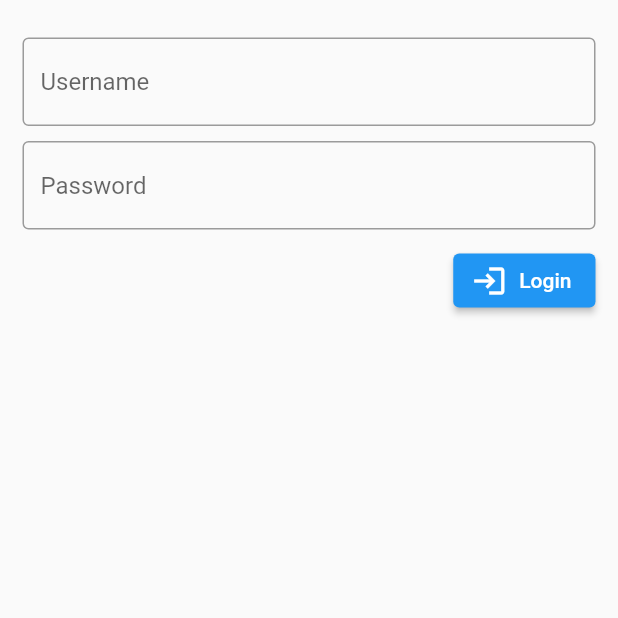
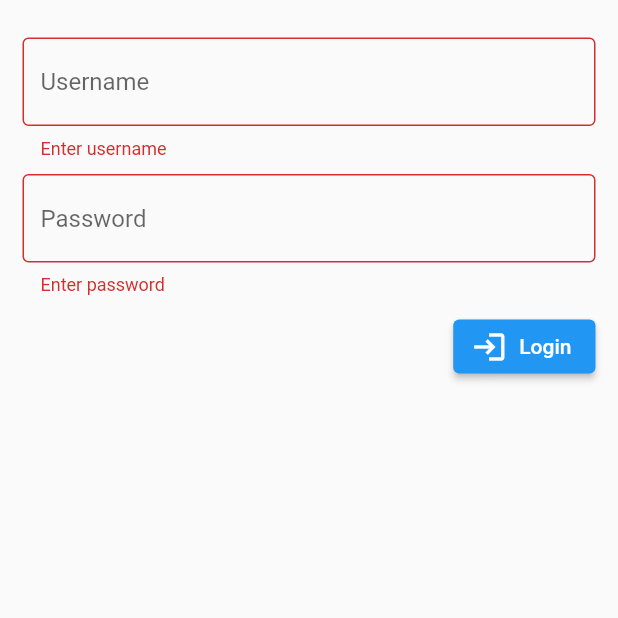
Before and after one commit to sudeepsudhevan/flutter-splashscreen-and-login, a Flutter app: the screen it shows after launch, after a tap on "Login", on a phone screen of 412 x 824 dp, the top half of it. Run offline on Flutter 3.47's test engine with Material 2 defaults, Android fonts, the phone set to English and light mode, and no system bars; our stand-ins replace shared_preferences.

Commit message:
shred preference and user login

```diff
--- a/lib/main.dart
+++ b/lib/main.dart
@@ -1,12 +1,14 @@
 import 'package:flutter/material.dart';
 import 'package:splash/screens/splash.dart';
 
+const SAVE_KEY_NAME = 'UserLoggedIn';
+
 void main() {
-  runApp(Myapp());
+  runApp(MyApp());
 }
 
-class Myapp extends StatelessWidget {
-  const Myapp({super.key});
+class MyApp extends StatelessWidget {
+  const MyApp({super.key});
 
   @override
   Widget build(BuildContext context) {
--- a/lib/screens/login.dart
+++ b/lib/screens/login.dart
@@ -1,4 +1,8 @@
 import 'package:flutter/material.dart';
+import 'package:shared_preferences/shared_preferences.dart';
+import 'package:splash/main.dart';
+
+import 'package:splash/screens/home.dart';
 
 class LoginScreen extends StatefulWidget {
   LoginScreen({super.key});
@@ -32,13 +36,15 @@ class _LoginScreenState extends State<LoginScreen> {
                       border: OutlineInputBorder(),
                       hintText: 'Username',
                     ),
-                    validator: (_) {
-                      if (_isDataMatched) {
-                        return null;
-                      } else {
-                        return 'Error';
-                      }
-                    },
+                    // validator: (_) {
+                    //   if (_isDataMatched) {
+                    //     return null;
+                    //   } else {
+                    //     return 'Error';
+                    //   }
+                    // },
+                    validator: (value) =>
+                        value!.isEmpty ? 'Enter username' : null,
                   ),
                 ),
                 TextFormField(
@@ -48,13 +54,15 @@ class _LoginScreenState extends State<LoginScreen> {
                     border: OutlineInputBorder(),
                     hintText: 'Password',
                   ),
-                  validator: (_) {
-                    if (_isDataMatched) {
-                      return null;
-                    } else {
-                      return 'Error';
-                    }
-                  },
+                  // validator: (_) {
+                  //   if (_isDataMatched) {
+                  //     return null;
+                  //   } else {
+                  //     return 'Error';
+                  //   }
+                  // },
+                  validator: (value) =>
+                      value!.isEmpty ? 'Enter password' : null,
                 ),
                 const SizedBox(
                   height: 10,
@@ -71,8 +79,11 @@ class _LoginScreenState extends State<LoginScreen> {
                     ),
                     ElevatedButton.icon(
                       onPressed: () {
-                        _formKey.currentState!.validate();
-                        checkLogin(context);
+                        if (_formKey.currentState!.validate()) {
+                          checkLogin(context);
+                        } else {
+                          print('Data is not valid');
+                        }
                       },
                       icon: const Icon(Icons.login),
                       label: const Text('Login'),
@@ -87,45 +98,17 @@ class _LoginScreenState extends State<LoginScreen> {
     );
   }
 
-  void checkLogin(BuildContext ctx) {
+  void checkLogin(BuildContext ctx) async {
     final _username = _usernameController.text;
     final _password = _passwordController.text;
     if (_username == _password) {
       //Go to home
+      final _sharedPrefs = await SharedPreferences.getInstance();
+      await _sharedPrefs.setBool(SAVE_KEY_NAME, true);
+
+      Navigator.pushReplacement(
+          ctx, MaterialPageRoute(builder: (ctx1) => HomeScreen()));
     } else {
-      final _errorMesssage = 'Username or password is incorrect';
-      //Snack bar
-      ScaffoldMessenger.of(ctx).showSnackBar(
-        SnackBar(
-          backgroundColor: Colors.red,
-          behavior: SnackBarBehavior.floating,
-          margin: const EdgeInsets.all(15),
-          content: Text(_errorMesssage),
-          duration: const Duration(seconds: 10),
-        ),
-      );
-
-      //Alert dialog
-
-      showDialog(
-        context: ctx,
-        builder: (ctx1) {
-          return AlertDialog(
-            title: Text('Error'),
-            content: Text(_errorMesssage),
-            actions: [
-              TextButton(
-                onPressed: () {
-                  Navigator.pop(ctx1);
-                },
-                child: Text('close'),
-              ),
-            ],
-          );
-        },
-      );
-
-      //Show text
       setState(() {
         _isDataMatched = false;
       });
--- a/lib/screens/splash.dart
+++ b/lib/screens/splash.dart
@@ -1,4 +1,7 @@
 import 'package:flutter/material.dart';
+import 'package:shared_preferences/shared_preferences.dart';
+import 'package:splash/main.dart';
+import 'package:splash/screens/home.dart';
 import 'package:splash/screens/login.dart';
 
 class SplashScreen extends StatefulWidget {
@@ -12,7 +15,7 @@ class _SplashScreenState extends State<SplashScreen> {
   @override
   void initState() {
     // TODO: implement initState
-    gotoLogin();
+    checkUserLoggedIn();
     super.initState();
   }
 
@@ -39,13 +42,31 @@ class _SplashScreenState extends State<SplashScreen> {
   }
 
   Future<void> gotoLogin() async {
-    Future.delayed(Duration(seconds: 3), () {
-      Navigator.push(
+    await Future.delayed(
+      Duration(seconds: 3),
+      () {
+        Navigator.push(
+          context,
+          MaterialPageRoute(
+            builder: (ctx) => LoginScreen(),
+          ),
+        );
+      },
+    );
+  }
+
+  Future<void> checkUserLoggedIn() async {
+    final _sharedPrefs = await SharedPreferences.getInstance();
+    final _userLoggedIn = _sharedPrefs.getBool(SAVE_KEY_NAME);
+    if (_userLoggedIn == null || _userLoggedIn == false) {
+      gotoLogin();
+    } else {
+      Navigator.pushReplacement(
         context,
         MaterialPageRoute(
-          builder: (ctx) => LoginScreen(),
+          builder: (ctx) => HomeScreen(),
         ),
       );
-    });
+    }
   }
 }
```
Also changed, not shown: lib/screens/home.dart (+35 -0 lines), pubspec.yaml (+5 -12 lines), pubspec.lock, 1 other file.
